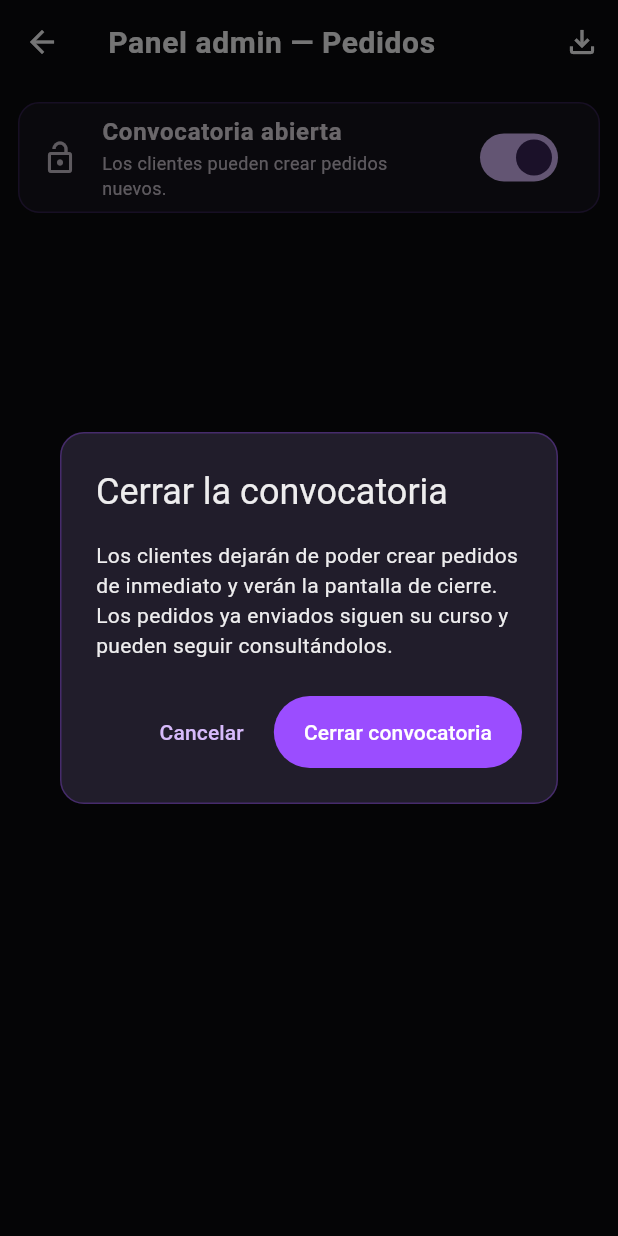
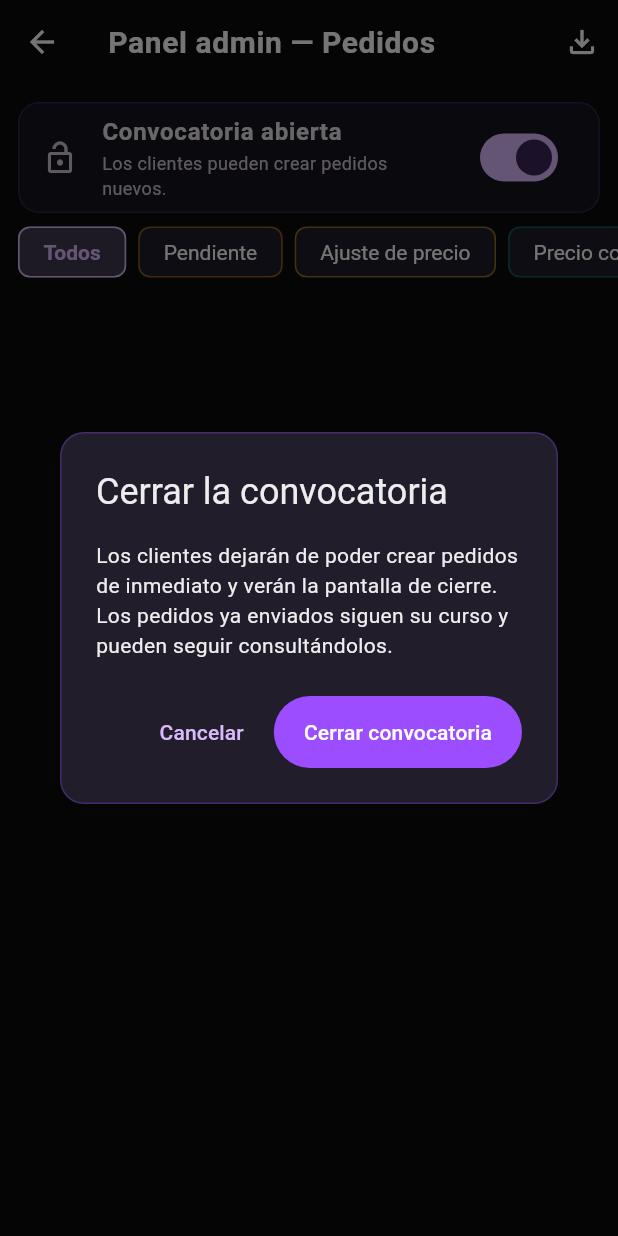
Before and after one commit to haroldevg/LaFosaImport, a Flutter app: the AdminOrdersScreen screen opened directly, after a tap on "Convocatoria abierta", on a phone screen of 412 x 824 dp. Run offline on Flutter 3.47's test engine with Material 3 defaults, Android fonts, the phone set to English and light mode, and no system bars; our stand-ins replace cloud_firestore, firebase_auth, firebase_core, google_sign_in, package_info_plus, share_plus and 2 more; missing offline and left inert: dart:js_interop, excel, google_sign_in_web; accounts and stored records are empty.

Commit message:
style: implement order status filtering and color coding in admin panel

```diff
--- a/firestore.indexes.json
+++ b/firestore.indexes.json
@@ -7,6 +7,14 @@
         { "fieldPath": "userId", "order": "ASCENDING" },
         { "fieldPath": "createdAt", "order": "DESCENDING" }
       ]
+    },
+    {
+      "collectionGroup": "orders",
+      "queryScope": "COLLECTION",
+      "fields": [
+        { "fieldPath": "status", "order": "ASCENDING" },
+        { "fieldPath": "createdAt", "order": "DESCENDING" }
+      ]
     }
   ],
   "fieldOverrides": []
--- a/lib/models/order.dart
+++ b/lib/models/order.dart
@@ -29,6 +29,14 @@ extension OrderStatusX on OrderStatus {
     OrderStatus.inTransit => 'En tránsito',
     OrderStatus.delivered => 'Entregado',
     OrderStatus.cancelled => 'Cancelado',
+  };
+
+  /// Compact wording for tight spots — the admin panel's filter chips — where
+  /// the full label would take the whole row.
+  String get shortLabel => switch (this) {
+    OrderStatus.priceReview => 'Ajuste de precio',
+    OrderStatus.awaitingPayment => 'Pendiente de pago',
+    _ => label,
   };
 
   bool get isActive =>
--- a/lib/screens/admin/admin_orders_screen.dart
+++ b/lib/screens/admin/admin_orders_screen.dart
@@ -23,6 +23,18 @@ class _AdminOrdersScreenState extends State<AdminOrdersScreen> {
   bool _exporting = false;
   bool _togglingIntake = false;
   int _limit = _pageSize;
+
+  /// null = sin filtro (todos los estados).
+  OrderStatus? _statusFilter;
+
+  void _setStatusFilter(OrderStatus? status) {
+    setState(() {
+      _statusFilter = status;
+      // A different filter is a different list: start it from the first page
+      // instead of carrying over however far the previous one was expanded.
+      _limit = _pageSize;
+    });
+  }
 
   /// Opens or closes the convocatoria for every non-admin user. Closing is
   /// confirmed first: it takes effect live and drops everyone who isn't an
@@ -206,10 +218,52 @@ class _AdminOrdersScreenState extends State<AdminOrdersScreen> {
     );
   }
 
+  /// One horizontally scrolling row of chips: "Todos" plus every status, in
+  /// lifecycle order. Single choice — tapping the active one clears it.
+  Widget _buildStatusFilter() {
+    return SizedBox(
+      height: 44,
+      child: ListView(
+        scrollDirection: Axis.horizontal,
+        padding: const EdgeInsets.symmetric(horizontal: 12),
+        children: [
+          _statusChip(null, 'Todos'),
+          for (final status in OrderStatus.values)
+            _statusChip(status, status.shortLabel),
+        ],
+      ),
+    );
+  }
+
+  Widget _statusChip(OrderStatus? status, String label) {
+    final selected = _statusFilter == status;
+    final color = status == null
+        ? Theme.of(context).colorScheme.primary
+        : orderStatusColor(status);
+    return Padding(
+      padding: const EdgeInsets.only(right: 8),
+      child: FilterChip(
+        label: Text(label),
+        selected: selected,
+        showCheckmark: false,
+        selectedColor: color.withValues(alpha: 0.22),
+        side: BorderSide(color: color.withValues(alpha: selected ? 0.9 : 0.3)),
+        labelStyle: TextStyle(
+          color: selected ? color : null,
+          fontWeight: selected ? FontWeight.w600 : null,
+        ),
+        onSelected: (_) => _setStatusFilter(selected ? null : status),
+      ),
+    );
+  }
+
   @override
   Widget build(BuildContext context) {
     return StreamBuilder<List<CardOrder>>(
-      stream: OrderService.instance.allOrders(limit: _limit),
+      stream: OrderService.instance.allOrders(
+        limit: _limit,
+        status: _statusFilter,
+      ),
       builder: (context, snap) {
         final orders = snap.data ?? [];
         return Scaffold(
@@ -270,11 +324,22 @@ class _AdminOrdersScreenState extends State<AdminOrdersScreen> {
             child: Column(
               children: [
                 _buildIntakeToggle(),
+                _buildStatusFilter(),
                 Expanded(
                   child: snap.connectionState == ConnectionState.waiting
                       ? const Center(child: CircularProgressIndicator())
                       : orders.isEmpty
-                      ? const Center(child: Text('No hay pedidos todavía.'))
+                      ? Center(
+                          child: Padding(
+                            padding: const EdgeInsets.all(24),
+                            child: Text(
+                              _statusFilter == null
+                                  ? 'No hay pedidos todavía.'
+                                  : 'No hay pedidos en "${_statusFilter!.label}".',
+                              textAlign: TextAlign.center,
+                            ),
+                          ),
+                        )
                       : ListView.builder(
                           padding: const EdgeInsets.only(top: 8, bottom: 16),
                           // orders.length == _limit means there may be older
--- a/lib/services/order_service.dart
+++ b/lib/services/order_service.dart
@@ -55,9 +55,17 @@ class OrderService {
   /// deliberately does **not** use this: it always queries every matching
   /// order directly (see [ordersReadyToBuy] and [purchasedOrders]), so an old
   /// order that scrolled past this limit is never silently left off a report.
-  Stream<List<CardOrder>> allOrders({int limit = 100}) {
-    return _db
-        .collection('orders')
+  /// With a [status], only orders in it — the panel's filter narrows the
+  /// query rather than the page already on screen, so filtering by a rare
+  /// status still reaches back through the whole history instead of showing
+  /// whatever happens to fall inside [limit]. Needs the (status, createdAt)
+  /// composite index declared in firestore.indexes.json.
+  Stream<List<CardOrder>> allOrders({int limit = 100, OrderStatus? status}) {
+    Query<Map<String, dynamic>> query = _db.collection('orders');
+    if (status != null) {
+      query = query.where('status', isEqualTo: status.name);
+    }
+    return query
         .orderBy('createdAt', descending: true)
         .limit(limit)
         .snapshots()
--- a/lib/widgets/order_summary_card.dart
+++ b/lib/widgets/order_summary_card.dart
@@ -7,6 +7,21 @@ import 'customer_contact.dart';
 import 'price_adjustment_actions.dart';
 
 final _currency = NumberFormat.simpleCurrency(name: 'USD');
+
+/// The colour a status is shown in. Shared so the card's chip and the admin
+/// panel's status filter speak the same visual language — a filter chip in a
+/// different colour than the card it filters reads as a different thing.
+Color orderStatusColor(OrderStatus status) => switch (status) {
+  OrderStatus.pending => Colors.orange,
+  OrderStatus.priceReview => Colors.amber,
+  OrderStatus.priceConfirmed => Colors.teal,
+  OrderStatus.awaitingPayment => Colors.deepOrange,
+  OrderStatus.ordered => Colors.blue,
+  OrderStatus.shipped => Colors.purple,
+  OrderStatus.inTransit => Colors.indigo,
+  OrderStatus.delivered => Colors.green,
+  OrderStatus.cancelled => Colors.grey,
+};
 
 class OrderSummaryCard extends StatelessWidget {
   final CardOrder order;
@@ -27,19 +42,7 @@ class OrderSummaryCard extends StatelessWidget {
       order.awaitsPriceConfirmation &&
       order.userId == AuthService.instance.currentUser?.uid;
 
-  Color _statusColor(BuildContext context) {
-    return switch (order.status) {
-      OrderStatus.pending => Colors.orange,
-      OrderStatus.priceReview => Colors.amber,
-      OrderStatus.priceConfirmed => Colors.teal,
-      OrderStatus.awaitingPayment => Colors.deepOrange,
-      OrderStatus.ordered => Colors.blue,
-      OrderStatus.shipped => Colors.purple,
-      OrderStatus.inTransit => Colors.indigo,
-      OrderStatus.delivered => Colors.green,
-      OrderStatus.cancelled => Colors.grey,
-    };
-  }
+  Color _statusColor(BuildContext context) => orderStatusColor(order.status);
 
   @override
   Widget build(BuildContext context) {
```
